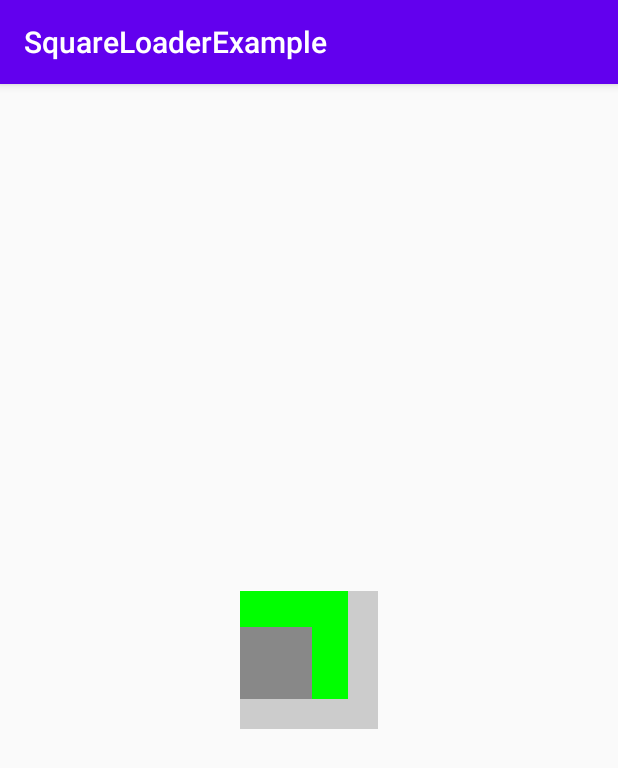
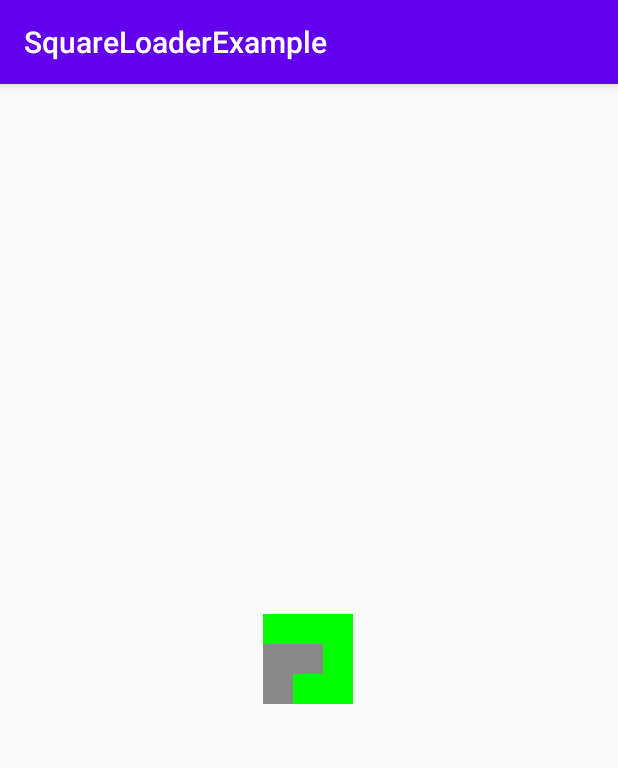
Before and after one commit to r-yevchuk/SquareLoader, an Android app: the screen it shows after launch (MainActivity), on a phone screen of 412 x 824 dp. Shown: the top 768 px of the screen. Run offline under Robolectric (Android 15) with nearby library versions, the phone set to English and light mode, and no system bars.

Commit message:
Completely reworked

```diff
--- a/app/src/main/java/com/example/squareloader/MainActivity.java
+++ b/app/src/main/java/com/example/squareloader/MainActivity.java
@@ -2,8 +2,8 @@ package com.example.squareloader;
 
 import androidx.appcompat.app.AppCompatActivity;
 import android.os.Bundle;
-import androidx.constraintlayout.widget.ConstraintLayout;
 import com.squareloader.SquareLoader;
+import com.squareloader.utils.Size;
 
 public class MainActivity extends AppCompatActivity {
 
@@ -12,10 +12,9 @@ public class MainActivity extends AppCompatActivity {
         super.onCreate(savedInstanceState);
         setContentView(R.layout.activity_main);
 
-        SquareLoader squareLoader = new SquareLoader(this);
+        SquareLoader squareLoader = findViewById(R.id.squareLoader);
+        squareLoader.setLoaderSize(Size.BIG);
         squareLoader.start();
 
-        ConstraintLayout bkg = findViewById(R.id.bkg);
-        bkg.addView(squareLoader);
     }
 }
--- a/app/src/main/res/layout/activity_main.xml
+++ b/app/src/main/res/layout/activity_main.xml
@@ -6,13 +6,12 @@
         android:layout_width="match_parent"
         android:layout_height="match_parent"
         tools:context=".MainActivity">
-    <androidx.constraintlayout.widget.ConstraintLayout
+    <com.squareloader.SquareLoader
             android:layout_width="wrap_content"
             android:layout_height="wrap_content"
             app:layout_constraintStart_toStartOf="parent"
             app:layout_constraintBottom_toBottomOf="parent"
+            app:layout_constraintTop_toTopOf="parent"
             app:layout_constraintEnd_toEndOf="parent"
-            android:id="@+id/bkg" app:layout_constraintTop_toTopOf="parent">
-
-    </androidx.constraintlayout.widget.ConstraintLayout>
+            android:id="@+id/squareLoader"/>
 </androidx.constraintlayout.widget.ConstraintLayout>
--- /dev/null
+++ b/squareloader/src/main/java/com/squareloader/Config.java
@@ -0,0 +1,34 @@
+package com.squareloader;
+
+import android.graphics.Color;
+import com.squareloader.utils.Size;
+import com.squareloader.utils.Utils;
+
+public class Config {
+    public static int primaryColor = Color.GREEN;
+    public static int secondaryColor = Color.GRAY;
+    public static final int animationSpeed = 200;
+
+    int squareSize;
+    int squareMargin;
+
+    public Config(){
+        setSize(Size.NORMAL);
+    }
+
+    public void setSize(Size size){
+        switch (size){
+            case SMALL:
+                squareSize = Utils.dpToPx(10);
+                squareMargin = Utils.dpToPx(1);
+                break;
+            case NORMAL:
+                squareSize = Utils.dpToPx(15);
+                squareMargin = Utils.dpToPx(1);
+                break;
+            case BIG:
+                squareSize = Utils.dpToPx(20);
+                squareMargin = Utils.dpToPx(2);
+        }
+    }
+}
--- a/squareloader/src/main/java/com/squareloader/SquareLoader.java
+++ b/squareloader/src/main/java/com/squareloader/SquareLoader.java
@@ -1,56 +1,64 @@
 package com.squareloader;
 
 import android.content.Context;
-import android.content.res.Resources;
-import android.graphics.Color;
+import android.util.AttributeSet;
 import android.view.ViewGroup;
 import android.widget.*;
-import java.util.*;
+import androidx.annotation.Nullable;
+import com.squareloader.anim.Animation;
+import com.squareloader.anim.SpiralAnimation;
+import com.squareloader.utils.Size;
 
 public class SquareLoader extends LinearLayout {
     private final Context context;
-    private ImageView[] ivs = new ImageView[9];
-//    private int[] path = { 0, 1, 2, 5, 4, 3, 6, 7, 8, 5, 4, 3 };
-    private int[] path = { 0, 1, 2, 5, 8, 7, 6, 3, 4 };
-    private int items = 0;
-    private int count = 0;
-
-    private int primaryColor = Color.GREEN;
-    private int secondaryColor = Color.GRAY;
-    private int currentColor;
-    private int pass;
+    private Config config;
+    private final ImageView[] ivs = new ImageView[9];
 
     public SquareLoader(Context context) {
         super(context);
         this.context = context;
-        setLayoutParams(new RelativeLayout.LayoutParams(dpToPx(92), dpToPx(92)));
-        setOrientation(LinearLayout.VERTICAL);
-
-        setBackgroundColor(Color.LTGRAY);
-
         init();
     }
 
-    private static int dpToPx(int dp) {
-        return (int) (dp * Resources.getSystem().getDisplayMetrics().density);
+    public SquareLoader(Context context, @Nullable AttributeSet attrs) {
+        super(context, attrs);
+        this.context = context;
+        init();
+    }
+
+    public SquareLoader(Context context, @Nullable AttributeSet attrs, int defStyleAttr) {
+        super(context, attrs, defStyleAttr);
+        this.context = context;
+        init();
     }
 
     private void init() {
-        RelativeLayout.LayoutParams rowParams = new RelativeLayout.LayoutParams(ViewGroup.LayoutParams.MATCH_PARENT, dpToPx(24));
-        rowParams.setMargins(0, dpToPx(5), 0, 0);
+        config = new Config();
+        setLayoutParams(new RelativeLayout.LayoutParams(
+                ViewGroup.LayoutParams.WRAP_CONTENT,
+                ViewGroup.LayoutParams.WRAP_CONTENT));
+        setOrientation(LinearLayout.VERTICAL);
+
+    }
+
+    private void createImageViews(){
+        setPadding(0,0, config.squareMargin, config.squareMargin);
+        RelativeLayout.LayoutParams rowParams = new RelativeLayout.LayoutParams(
+                ViewGroup.LayoutParams.MATCH_PARENT, config.squareSize);
+        rowParams.setMargins(0, config.squareMargin, 0, 0);
         int tag = 0;
 
         for (int i = 0; i < 3; i++) {
             LinearLayout ll = new LinearLayout(context);
             ll.setLayoutParams(rowParams);
             ll.setOrientation(LinearLayout.HORIZONTAL);
-
             for (int j = 0; j < 3; j++) {
                 ivs[tag] = new ImageView(context);
-                RelativeLayout.LayoutParams params = new RelativeLayout.LayoutParams(dpToPx(24), dpToPx(24));
-                params.setMargins(dpToPx(5), 0, 0, 0);
+                RelativeLayout.LayoutParams params = new RelativeLayout.LayoutParams(
+                        config.squareSize, config.squareSize);
+                params.setMargins(config.squareMargin, 0, 0, 0);
                 ivs[tag].setLayoutParams(params);
-                ivs[tag].setBackgroundColor(Color.GREEN);
+                ivs[tag].setBackgroundColor(Config.primaryColor);
                 ll.addView(ivs[tag]);
                 tag++;
             }
@@ -58,37 +66,13 @@ public class SquareLoader extends LinearLayout {
         }
     }
 
-    private void reset() {
-        for (ImageView iv: ivs){
-            iv.setBackgroundColor(Color.GREEN);
-        }
+    public void start() {
+        createImageViews();
+        Animation animation = new SpiralAnimation(ivs);
+        animation.start();
     }
 
-    public void start() {
-        currentColor = secondaryColor;
-        pass = 1;
-        if (!Arrays.asList(ivs).contains(null)){
-            new Timer().scheduleAtFixedRate(new TimerTask() {
-                @Override
-                public void run() {
-                    if (pass > 2){
-                        currentColor = secondaryColor;
-                        pass = 1;
-                        count = 0;
-                    }
-                    if (count > path.length - 1){
-                        count = 0;
-                        pass++;
-                        currentColor = primaryColor;
-                    }
-                    items = path[count++];
-                    ivs[items].setBackgroundColor(currentColor);
-                }
-            }, 0, 250);
-
-        }
+    public void setLoaderSize(Size size){
+        config.setSize(size);
     }
-
-
-
 }
--- a/squareloader/src/main/java/com/squareloader/anim/Animation.java
+++ b/squareloader/src/main/java/com/squareloader/anim/Animation.java
@@ -1,5 +1,13 @@
 package com.squareloader.anim;
 
-abstract class Animation {
-    abstract void start();
+import android.widget.ImageView;
+
+public abstract class Animation {
+    public ImageView[] ivs;
+
+    Animation(ImageView[] ivs) {
+        this.ivs = ivs;
+    }
+
+    abstract public void start();
 }
--- a/squareloader/src/main/java/com/squareloader/anim/SpiralAnimation.java
+++ b/squareloader/src/main/java/com/squareloader/anim/SpiralAnimation.java
@@ -1,11 +1,48 @@
 package com.squareloader.anim;
 
-public class SpiralAnimation extends Animation{
+import android.widget.ImageView;
+import com.squareloader.Config;
+
+import java.util.Arrays;
+import java.util.Timer;
+import java.util.TimerTask;
+
+import static com.squareloader.Config.primaryColor;
+import static com.squareloader.Config.secondaryColor;
 
 
+public class SpiralAnimation extends Animation {
+    private final int[] path = {0, 1, 2, 5, 8, 7, 6, 3, 4};
+    private int count = 0;
+    private int pass = 1;
+
+    private int currentColor;
+
+    public SpiralAnimation(ImageView[] ivs) {
+        super(ivs);
+    }
 
     @Override
-    void start() {
-
+    public void start() {
+        currentColor = secondaryColor;
+        if (!Arrays.asList(ivs).contains(null)) {
+            new Timer().scheduleAtFixedRate(new TimerTask() {
+                @Override
+                public void run() {
+                    if (pass > 2) {
+                        currentColor = secondaryColor;
+                        pass = 1;
+                        count = 0;
+                    }
+                    if (count > path.length - 1) {
+                        count = 0;
+                        pass++;
+                        currentColor = primaryColor;
+                    }
+                    int id = path[count++];
+                    ivs[id].setBackgroundColor(currentColor);
+                }
+            }, 0, Config.animationSpeed);
+        }
     }
 }
--- /dev/null
+++ b/squareloader/src/main/java/com/squareloader/utils/Size.java
@@ -0,0 +1,7 @@
+package com.squareloader.utils;
+
+public enum Size {
+    BIG,
+    NORMAL,
+    SMALL;
+}
--- /dev/null
+++ b/squareloader/src/main/java/com/squareloader/utils/Utils.java
@@ -0,0 +1,9 @@
+package com.squareloader.utils;
+
+import android.content.res.Resources;
+
+public class Utils {
+    public static int dpToPx(int dp) {
+        return (int) (dp * Resources.getSystem().getDisplayMetrics().density);
+    }
+}
```
